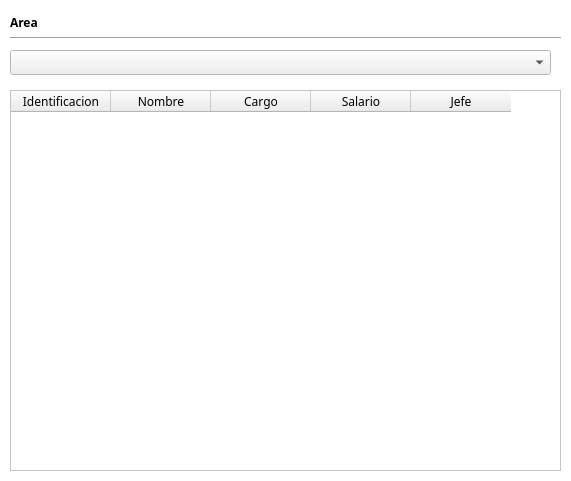
First picture: the form in gui/administrador_uis/WidgetEmpleadosPorArea.ui, repository BryanTabarez/ProyectoBD, before the edit.
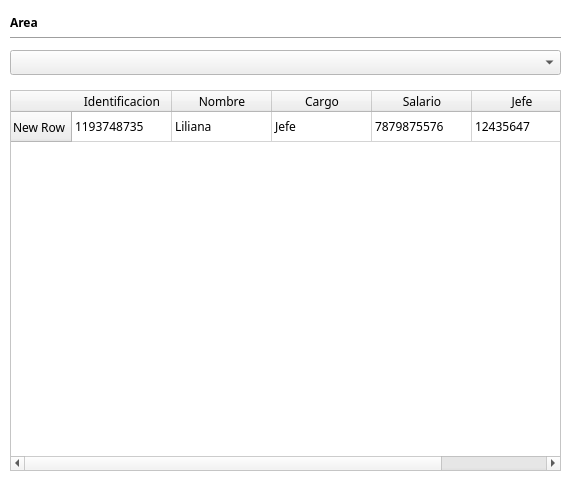
Second picture: the form after the edit.

Patch:
```diff
--- a/gui/administrador_uis/WidgetEmpleadosPorArea.ui
+++ b/gui/administrador_uis/WidgetEmpleadosPorArea.ui
@@ -105,6 +105,11 @@
      <bold>false</bold>
     </font>
    </property>
+   <row>
+    <property name="text">
+     <string>New Row</string>
+    </property>
+   </row>
    <column>
     <property name="text">
      <string>Identificacion</string>
@@ -130,6 +135,31 @@
      <string>Jefe</string>
     </property>
    </column>
+   <item row="0" column="0">
+    <property name="text">
+     <string>1193748735</string>
+    </property>
+   </item>
+   <item row="0" column="1">
+    <property name="text">
+     <string>Liliana</string>
+    </property>
+   </item>
+   <item row="0" column="2">
+    <property name="text">
+     <string>Jefe</string>
+    </property>
+   </item>
+   <item row="0" column="3">
+    <property name="text">
+     <string>7879875576</string>
+    </property>
+   </item>
+   <item row="0" column="4">
+    <property name="text">
+     <string>12435647</string>
+    </property>
+   </item>
   </widget>
   <widget class="QLabel" name="labelArea">
    <property name="geometry">
@@ -149,7 +179,7 @@
     <rect>
      <x>10</x>
      <y>50</y>
-     <width>541</width>
+     <width>551</width>
      <height>25</height>
     </rect>
    </property>
```
